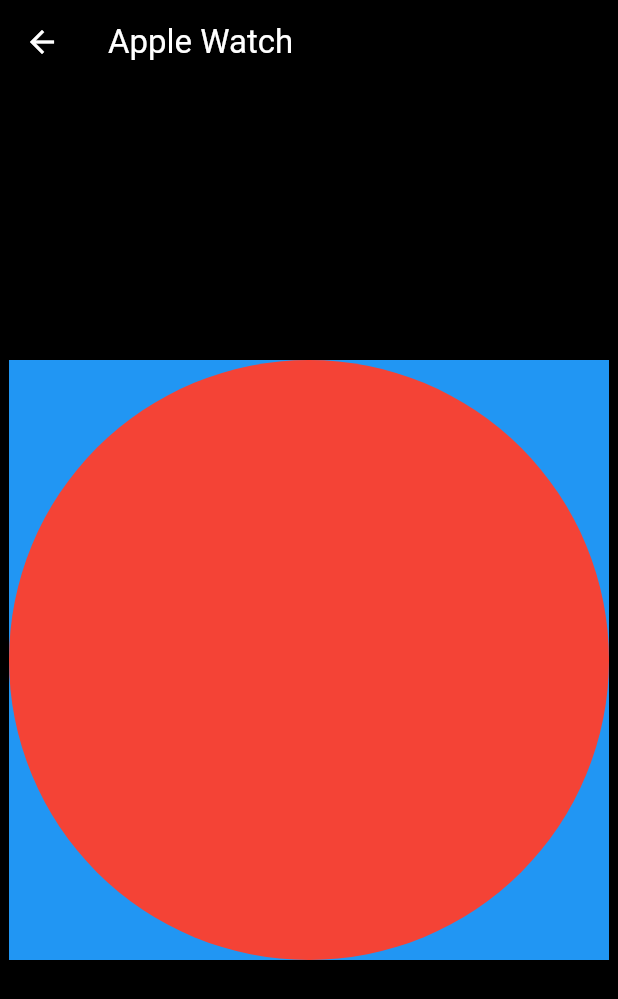
After one commit to moztiq/nc-flutter-animations, a Flutter app: the screen it shows after launch, after a tap on "Apple Watch", on a phone screen of 412 x 824 dp. The commit adds this screen. Shown: the top 999 px of the screen. Run offline on Flutter 3.47's test engine with Material 3 defaults, Android fonts, the phone set to English and light mode, and no system bars.

Commit message:
CustomPainter

```diff
--- /dev/null
+++ b/lib/screens/apple_watch_screen.dart
@@ -0,0 +1,50 @@
+import 'package:flutter/material.dart';
+
+class AppleWatchScreen extends StatefulWidget {
+  const AppleWatchScreen({super.key});
+
+  @override
+  State<AppleWatchScreen> createState() => _AppleWatchScreenState();
+}
+
+class _AppleWatchScreenState extends State<AppleWatchScreen> {
+  @override
+  Widget build(BuildContext context) {
+    return Scaffold(
+      backgroundColor: Colors.black,
+      appBar: AppBar(
+        backgroundColor: Colors.black,
+        foregroundColor: Colors.white,
+        title: Text('Apple Watch'),
+      ),
+      body: Center(
+        child: CustomPaint(
+          painter: AppleWatchPainter(),
+          size: Size(400, 400),
+        ),
+      ),
+    );
+  }
+}
+
+class AppleWatchPainter extends CustomPainter {
+  @override
+  void paint(Canvas canvas, Size size) {
+    final rect = Rect.fromLTWH(0, 0, size.width, size.height);
+    final paint = Paint()..color = Colors.blue;
+    canvas.drawRect(rect, paint);
+
+    final circlePaint = Paint()
+      ..color = Colors.red
+      ..style = PaintingStyle.fill
+      ..strokeWidth = 10.0;
+
+    canvas.drawCircle(
+        Offset(size.width / 2, size.height / 2), size.width / 2, circlePaint);
+  }
+
+  @override
+  bool shouldRepaint(covariant CustomPainter oldDelegate) {
+    return false;
+  }
+}
--- a/lib/screens/menu_screen.dart
+++ b/lib/screens/menu_screen.dart
@@ -1,4 +1,5 @@
 import 'package:flutter/material.dart';
+import 'package:nc_flutter_animations/screens/apple_watch_screen.dart';
 import 'package:nc_flutter_animations/screens/explicit_animations_screen.dart';
 import 'package:nc_flutter_animations/screens/implicit_animations_screen.dart';
 
@@ -18,25 +19,34 @@ class MenuScreen extends StatelessWidget {
   Widget build(BuildContext context) {
     return Scaffold(
       appBar: AppBar(
-        title: Text('Flutter Animations'),
+        title: const Text('Flutter Animations'),
       ),
       body: Center(
         child: Column(
           children: [
             ElevatedButton(
               onPressed: () {
-                _goToPage(context, ImplicitAnimationsScreen());
+                _goToPage(context, const ImplicitAnimationsScreen());
               },
-              child: Text('Implicit Animations'),
+              child: const Text('Implicit Animations'),
             ),
             ElevatedButton(
               onPressed: () {
                 _goToPage(
                   context,
-                  ExplicitAnimationsScreen(),
+                  const ExplicitAnimationsScreen(),
                 );
               },
-              child: Text('Explicit Animations'),
+              child: const Text('Explicit Animations'),
+            ),
+            ElevatedButton(
+              onPressed: () {
+                _goToPage(
+                  context,
+                  const AppleWatchScreen(),
+                );
+              },
+              child: const Text('Apple Watch'),
             )
           ],
         ),
```
